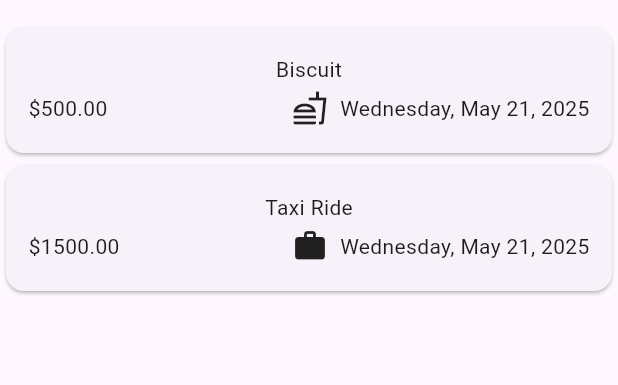
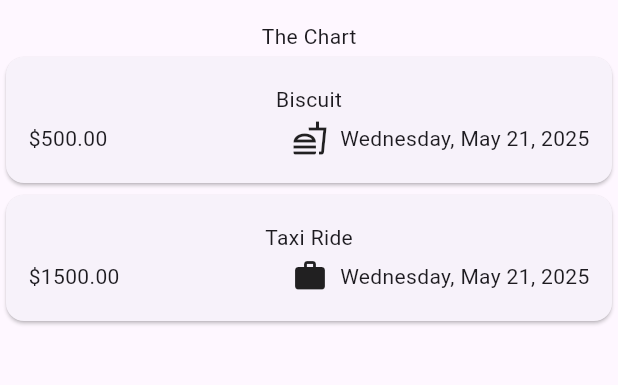
Before and after one commit to REBjr13/expenses_tracker, a Flutter app: the screen it shows after launch, on a phone screen of 412 x 824 dp, the part 63-448 px from its top. Run offline on Flutter 3.47's test engine with Material 3 defaults, Android fonts, the phone set to English and light mode, and no system bars.

Commit message:
added message to show list is empty

```diff
--- a/lib/widgets/expenses.dart
+++ b/lib/widgets/expenses.dart
@@ -48,6 +48,12 @@ class _ExpensesTrackState extends State<ExpensesTrack> {
 
   @override
   Widget build(BuildContext context) {
+
+    Widget mainContent = Center(child: Text("NoExpenses, add some now!"),);
+
+    if(_registeredExpenses.isNotEmpty){
+      mainContent = ExpensesList(expenses: _registeredExpenses, onRemovedExpense: _removeExpense,);
+    }
     return Scaffold(
       appBar: AppBar(
         title: const Text("Expenses Tracker"),
@@ -61,7 +67,8 @@ class _ExpensesTrackState extends State<ExpensesTrack> {
       ),
       body: Column(
         children: [
-          Expanded(child: ExpensesList(expenses: _registeredExpenses, onRemovedExpense: _removeExpense,)),
+          Text("The Chart"),
+          Expanded(child: mainContent ),
         ],
       ),
     );
```
